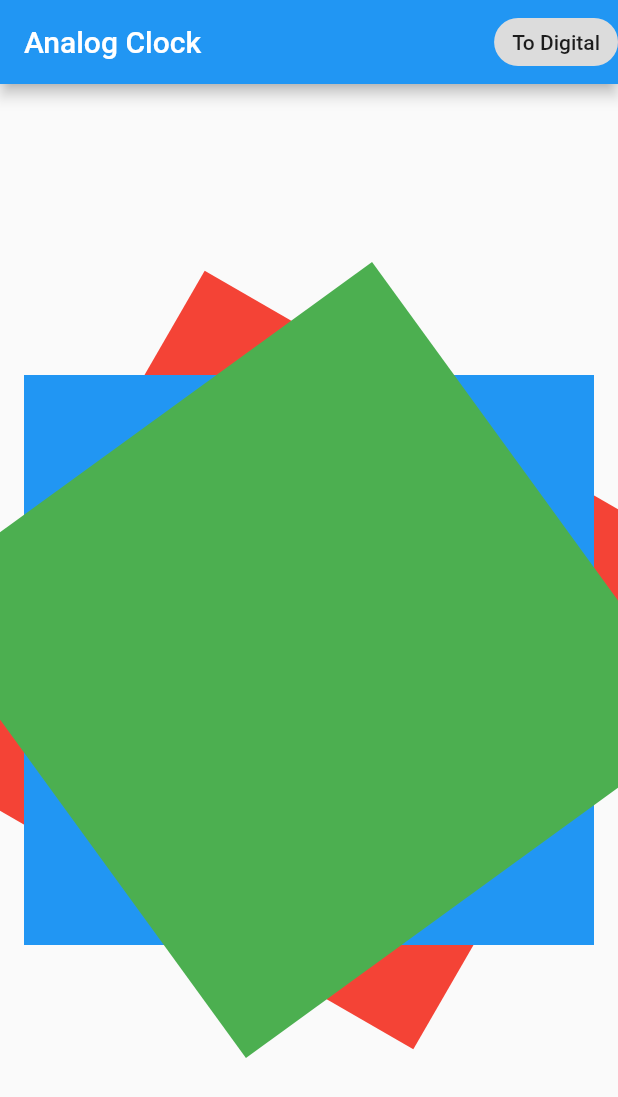
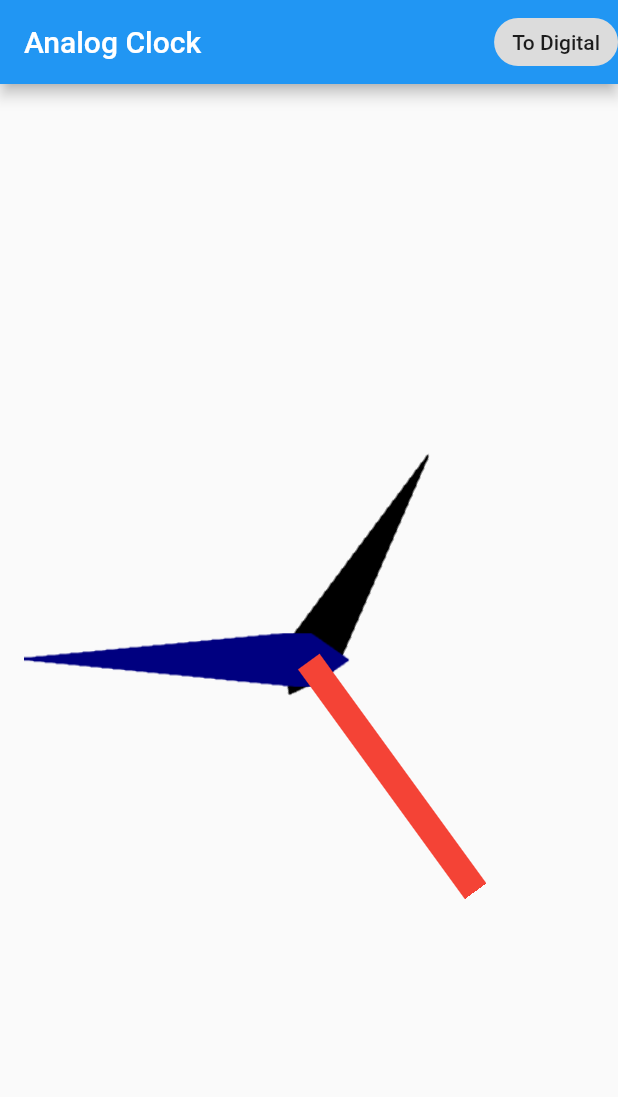
Before and after one commit to PGScully/flutter_clock, a Flutter app: the screen it shows after launch, after a tap on "To Analog", on a phone screen of 412 x 824 dp. Shown: the top 1097 px of the screen. Run offline on Flutter 3.47's test engine with Material 2 defaults, Android fonts, the phone set to English and light mode, and no system bars; our stand-ins replace auto_size_text.

Commit message:
Display clock hand images

```diff
--- a/lib/analog_clock.dart
+++ b/lib/analog_clock.dart
@@ -36,7 +36,10 @@ class _AnalogClockState extends State<AnalogClock> {
 class AnalogClockFace extends StatelessWidget {
   final DateTime timestamp;
 
-  const AnalogClockFace({Key? key, required this.timestamp}) : super(key: key);
+  const AnalogClockFace({
+    Key? key,
+    required this.timestamp,
+  }) : super(key: key);
 
   @override
   Widget build(BuildContext context) {
@@ -52,22 +55,28 @@ class AnalogClockFace extends StatelessWidget {
             // Hour Hand
             Transform.rotate(
               angle: hoursToRadians(hours),
-              child: Container(
-                color: Colors.red,
+              child: Image.asset(
+                'assets/images/hour.png',
+                color: Theme.of(context).colorScheme.onSurface,
+                colorBlendMode: BlendMode.srcIn,
               ),
             ),
             // Minute Hand
             Transform.rotate(
               angle: minutesSecondsToRadians(minutes),
-              child: Container(
-                color: Colors.blue,
+              child: Image.asset(
+                'assets/images/minute.png',
+                color: Theme.of(context).colorScheme.onSurface.withBlue(128),
+                colorBlendMode: BlendMode.srcIn,
               ),
             ),
             // Second Hand
             Transform.rotate(
               angle: minutesSecondsToRadians(seconds),
-              child: Container(
-                color: Colors.green,
+              child: Image.asset(
+                'assets/images/second.png',
+                color: Colors.red,
+                colorBlendMode: BlendMode.srcIn,
               ),
             ),
           ],
```
